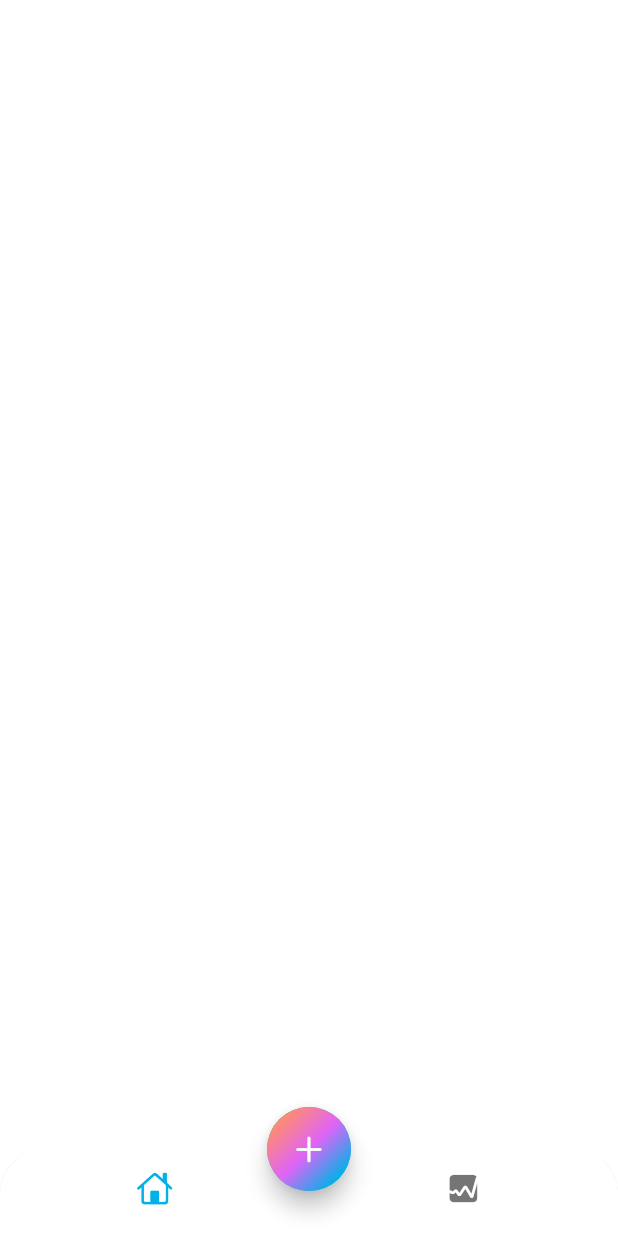
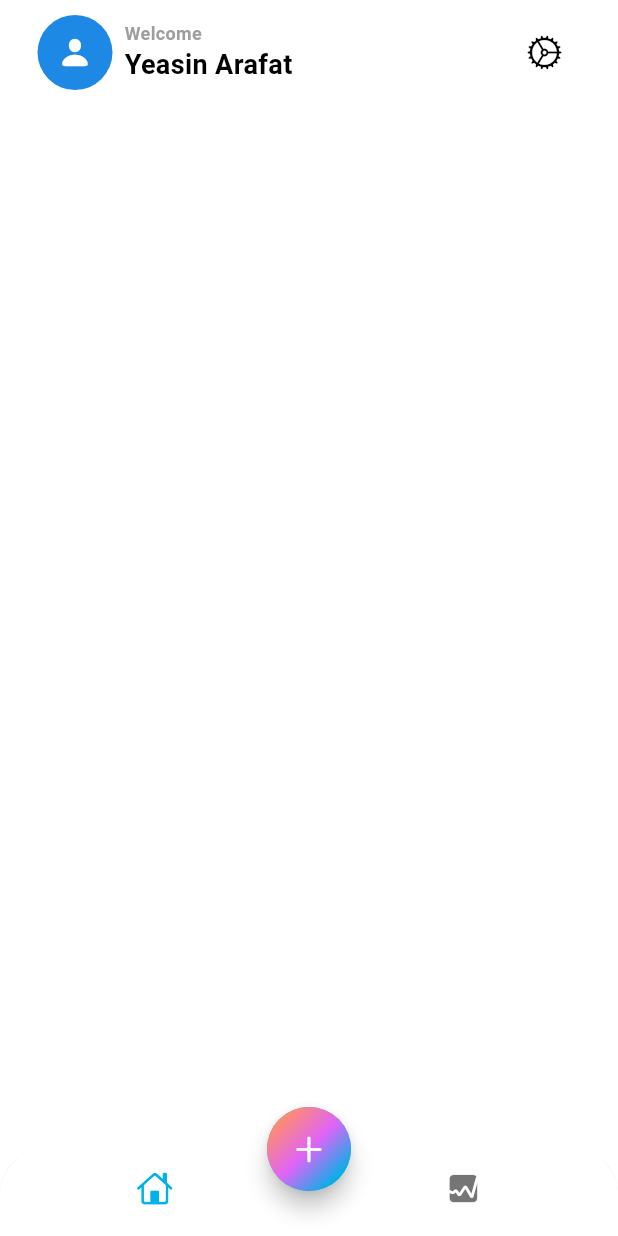
Before and after one commit to Yeasin00p/expense_tracker, a Flutter app: the screen it shows after launch, on a phone screen of 412 x 824 dp. Run offline on Flutter 3.47's test engine with Material 3 defaults, Android fonts, the phone set to English and light mode, and no system bars.

Commit message:
app bar ui

```diff
--- a/lib/app_view.dart
+++ b/lib/app_view.dart
@@ -16,6 +16,7 @@ class MyAppView extends StatelessWidget {
           primary: const Color(0xFF00B2E7),
           secondary: const Color(0xFFE064F7),
           tertiary: const Color(0xFFFF8D6C),
+          outline: Colors.grey,
         ),
       ),
       home: const HomeScreen(),
--- a/lib/screen/home/views/home_screen.dart
+++ b/lib/screen/home/views/home_screen.dart
@@ -1,5 +1,6 @@
 import 'dart:math';
 
+import 'package:expense_tracker/screen/home/views/main_screen.dart';
 import 'package:flutter/cupertino.dart';
 import 'package:flutter/material.dart';
 
@@ -9,7 +10,7 @@ class HomeScreen extends StatelessWidget {
   @override
   Widget build(BuildContext context) {
     return Scaffold(
-      appBar: AppBar(),
+      // appBar: AppBar(),
       bottomNavigationBar: ClipRRect(
         borderRadius: const BorderRadius.vertical(
           top: Radius.circular(30),
@@ -58,6 +59,7 @@ class HomeScreen extends StatelessWidget {
           ),
         ),
       ),
+      body: MainScreen(),
     );
   }
 }
--- /dev/null
+++ b/lib/screen/home/views/main_screen.dart
@@ -0,0 +1,76 @@
+import 'package:flutter/cupertino.dart';
+import 'package:flutter/material.dart';
+
+class MainScreen extends StatelessWidget {
+  const MainScreen({super.key});
+
+  @override
+  Widget build(BuildContext context) {
+    return SafeArea(
+      child: Padding(
+        padding: const EdgeInsets.symmetric(
+          horizontal: 25,
+          vertical: 10,
+        ),
+        child: Column(
+          children: [
+            Row(
+              mainAxisAlignment: MainAxisAlignment.spaceBetween,
+              children: [
+                Row(
+                  children: [
+                    Stack(
+                      alignment: Alignment.center,
+                      children: [
+                        Container(
+                          width: 50,
+                          height: 50,
+                          decoration: BoxDecoration(
+                            shape: BoxShape.circle,
+                            color: Colors.blue[600],
+                          ),
+                        ),
+                        const Icon(
+                          CupertinoIcons.person_fill,
+                          color: Colors.white,
+                        )
+                      ],
+                    ),
+                    const SizedBox(
+                      width: 8,
+                    ),
+                    Column(
+                      crossAxisAlignment: CrossAxisAlignment.start,
+                      children: [
+                        Text(
+                          'Welcome',
+                          style: TextStyle(
+                            color: Theme.of(context).colorScheme.outline,
+                            fontSize: 12,
+                            fontWeight: FontWeight.w600,
+                          ),
+                        ),
+                        Text(
+                          'Yeasin Arafat',
+                          style: TextStyle(
+                            color: Theme.of(context).colorScheme.onBackground,
+                            fontSize: 18,
+                            fontWeight: FontWeight.bold,
+                          ),
+                        ),
+                      ],
+                    ),
+                  ],
+                ),
+                IconButton(
+                  onPressed: () {},
+                  icon: const Icon(CupertinoIcons.settings),
+                ),
+              ],
+            ),
+          ],
+        ),
+      ),
+    );
+  }
+}
```
